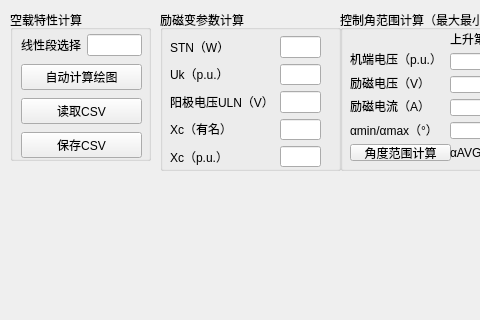
The window that kongzaiQMainWindow.ui (fly1057/noloadcharacteristic) describes before a commit, drawn with Qt 5; both pictures show x 0 to 480 and y 0 to 320 of the 1213 by 668 pixel window.
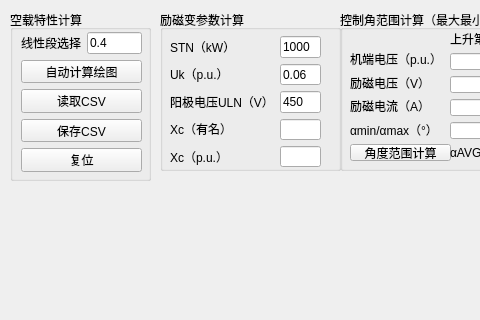
The same window after the commit.

Patch:
```diff
--- a/kongzaiQMainWindow.ui
+++ b/kongzaiQMainWindow.ui
@@ -20,7 +20,7 @@
       <x>10</x>
       <y>10</y>
       <width>141</width>
-      <height>151</height>
+      <height>171</height>
      </rect>
     </property>
     <property name="title">
@@ -32,7 +32,7 @@
        <x>11</x>
        <y>22</y>
        <width>121</width>
-       <height>130</height>
+       <height>140</height>
       </rect>
      </property>
      <layout class="QVBoxLayout" name="verticalLayout_4">
@@ -46,7 +46,11 @@
          </widget>
         </item>
         <item>
-         <widget class="QLineEdit" name="lineEdit_NoLoadCalculateLinearScope"/>
+         <widget class="QLineEdit" name="lineEdit_NoLoadCalculateLinearScope">
+          <property name="text">
+           <string>0.4</string>
+          </property>
+         </widget>
         </item>
        </layout>
       </item>
@@ -71,6 +75,13 @@
         </property>
        </widget>
       </item>
+      <item>
+       <widget class="QPushButton" name="pushButton_Reset">
+        <property name="text">
+         <string>复位</string>
+        </property>
+       </widget>
+      </item>
      </layout>
     </widget>
    </widget>
@@ -240,7 +251,7 @@
         <item>
          <widget class="QLabel" name="label_2">
           <property name="text">
-           <string>STN（W）</string>
+           <string>STN（kW）</string>
           </property>
          </widget>
         </item>
@@ -277,13 +288,25 @@
       <item>
        <layout class="QVBoxLayout" name="verticalLayout_3">
         <item>
-         <widget class="QLineEdit" name="lineEdit_ExciterTransferCalculateSTN"/>
+         <widget class="QLineEdit" name="lineEdit_ExciterTransferCalculateSTN">
+          <property name="text">
+           <string>1000</string>
+          </property>
+         </widget>
         </item>
         <item>
-         <widget class="QLineEdit" name="lineEdit_ExciterTransferCalculateUk"/>
+         <widget class="QLineEdit" name="lineEdit_ExciterTransferCalculateUk">
+          <property name="text">
+           <string>0.06</string>
+          </property>
+         </widget>
         </item>
         <item>
-         <widget class="QLineEdit" name="lineEdit_ExciterTransferCalculateULN"/>
+         <widget class="QLineEdit" name="lineEdit_ExciterTransferCalculateULN">
+          <property name="text">
+           <string>450</string>
+          </property>
+         </widget>
         </item>
         <item>
          <widget class="QLineEdit" name="lineEdit_ExciterTransferCalculateXcReal"/>
```
